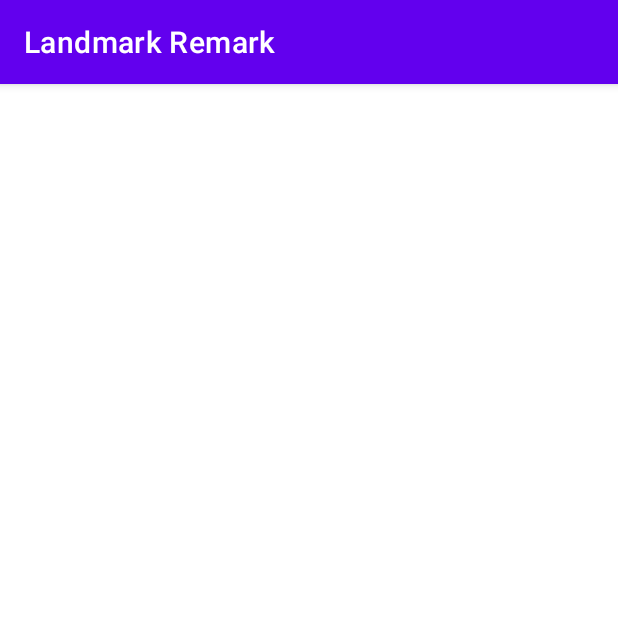
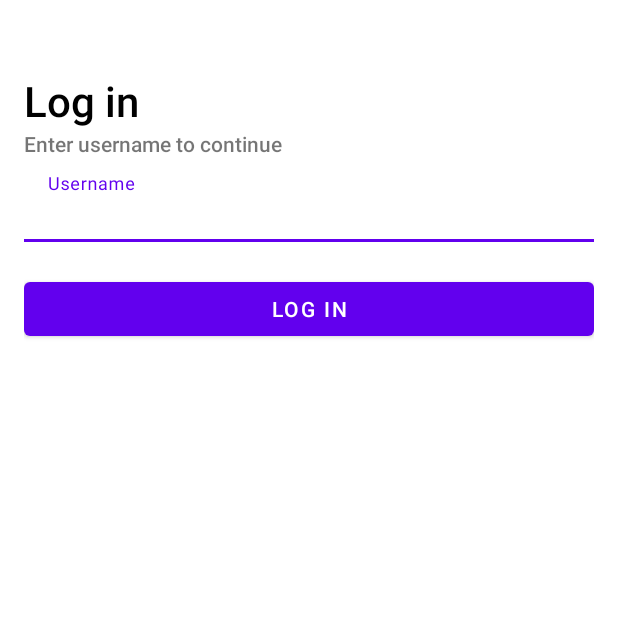
Before and after one commit to waqax94/LandmarkRemark, an Android app: the UserSetupActivity screen opened directly, with no data from a screen before it, on a phone screen of 412 x 824 dp, the top half of it. Run offline under Robolectric (Android 15) with nearby library versions, the phone set to English and light mode, and no system bars; our stand-ins replace Dagger/Hilt's generated code.

Commit message:
Splash and Usersetup screens

```diff
--- a/app/src/main/AndroidManifest.xml
+++ b/app/src/main/AndroidManifest.xml
@@ -14,7 +14,10 @@
         android:roundIcon="@mipmap/ic_launcher_round"
         android:supportsRtl="true"
         android:theme="@style/Theme.LandmarkRemark">
-        <activity android:name=".presentation.usersetup.UserSetupActivity"></activity>
+        <activity android:name=".presentation.home.HomeActivity"
+            android:theme="@style/Theme.LandmarkRemark.NoActionBar"/>
+        <activity android:name=".presentation.usersetup.UserSetupActivity"
+            android:theme="@style/Theme.LandmarkRemark.NoActionBar"/>
         <activity
             android:name=".presentation.splash.SplashActivity"
             android:theme="@style/Theme.LandmarkRemark.NoActionBar">
--- a/app/src/main/java/com/waqas/landmarkremark/presentation/usersetup/UserSetupActivity.kt
+++ b/app/src/main/java/com/waqas/landmarkremark/presentation/usersetup/UserSetupActivity.kt
@@ -1,14 +1,52 @@
 package com.waqas.landmarkremark.presentation.usersetup
 
+import android.content.Intent
 import androidx.appcompat.app.AppCompatActivity
 import android.os.Bundle
 import com.waqas.landmarkremark.R
+import com.waqas.landmarkremark.databinding.ActivityUserSetupBinding
+import com.waqas.landmarkremark.infra.util.AppConstants
+import com.waqas.landmarkremark.infra.util.SharedPrefs
+import com.waqas.landmarkremark.presentation.home.HomeActivity
 import dagger.hilt.android.AndroidEntryPoint
 
 @AndroidEntryPoint
 class UserSetupActivity : AppCompatActivity() {
+    private lateinit var binding: ActivityUserSetupBinding
+
     override fun onCreate(savedInstanceState: Bundle?) {
         super.onCreate(savedInstanceState)
-        setContentView(R.layout.activity_user_setup)
+        binding = ActivityUserSetupBinding.inflate(layoutInflater)
+        setContentView(binding.root)
+        login()
+    }
+
+    private fun login() {
+        binding.signInButton.setOnClickListener {
+            val username = binding.usernameEditText.text.toString()
+            if(validateUsername(username)){
+                setUsernameError(null)
+                val prefs = SharedPrefs(applicationContext)
+                prefs.put(AppConstants.USERNAME,username)
+                goToHomeActivity()
+            }
+        }
+    }
+
+    private fun setUsernameError(e: String?){
+        binding.usernameInput.error = e
+    }
+
+    private fun validateUsername(username: String): Boolean{
+        if(username.isEmpty()){
+            setUsernameError(getString(R.string.username_error))
+            return false
+        }
+        return true
+    }
+
+    private fun goToHomeActivity(){
+        startActivity(Intent(this, HomeActivity::class.java))
+        finish()
     }
 }
--- a/app/src/main/res/layout/activity_user_setup.xml
+++ b/app/src/main/res/layout/activity_user_setup.xml
@@ -1,9 +1,53 @@
 <?xml version="1.0" encoding="utf-8"?>
-<androidx.constraintlayout.widget.ConstraintLayout xmlns:android="http://schemas.android.com/apk/res/android"
+<RelativeLayout xmlns:android="http://schemas.android.com/apk/res/android"
     xmlns:app="http://schemas.android.com/apk/res-auto"
     xmlns:tools="http://schemas.android.com/tools"
     android:layout_width="match_parent"
     android:layout_height="match_parent"
+    android:fitsSystemWindows="true"
+    android:animateLayoutChanges="true"
     tools:context=".presentation.usersetup.UserSetupActivity">
 
-</androidx.constraintlayout.widget.ConstraintLayout>
+    <LinearLayout
+        android:layout_width="match_parent"
+        android:layout_height="wrap_content"
+        android:orientation="vertical"
+        android:layout_marginTop="@dimen/margin_large"
+        android:padding="@dimen/padding_medium">
+
+        <TextView
+            android:layout_width="match_parent"
+            android:layout_height="wrap_content"
+            android:textSize="@dimen/text_size_large"
+            android:text="@string/user_log_in"
+            android:fontFamily="sans-serif-medium"
+            android:textColor="@color/black"/>
+
+        <TextView
+            android:layout_width="match_parent"
+            android:layout_height="wrap_content"
+            android:text="@string/user_name_info"
+            android:fontFamily="sans-serif-medium"/>
+
+        <com.google.android.material.textfield.TextInputLayout
+            android:layout_width="match_parent"
+            app:errorEnabled="true"
+            android:id="@+id/username_input"
+            app:boxBackgroundColor="@android:color/transparent"
+            android:layout_height="wrap_content">
+            <com.google.android.material.textfield.TextInputEditText
+                android:layout_width="match_parent"
+                android:id="@+id/username_edit_text"
+                android:hint="@string/hint_username_edit_text"
+                android:layout_height="wrap_content"/>
+        </com.google.android.material.textfield.TextInputLayout>
+
+        <com.google.android.material.button.MaterialButton
+            android:layout_width="match_parent"
+            android:id="@+id/sign_in_button"
+            android:text="@string/button_text_login"
+            android:layout_height="wrap_content"/>
+
+    </LinearLayout>
+
+</RelativeLayout>
--- a/app/src/main/res/values/strings.xml
+++ b/app/src/main/res/values/strings.xml
@@ -21,4 +21,5 @@
     <string name="user_log_in">Log in</string>
     <string name="user_name_info">Enter username to continue</string>
     <string name="hint_username_edit_text">Username</string>
+    <string name="username_error">Username cannot be empty</string>
 </resources>
```
Also changed, not shown: app/src/main/java/com/waqas/landmarkremark/presentation/home/HomeActivity.kt (added, +18 -0 lines), app/src/main/java/com/waqas/landmarkremark/presentation/splash/SplashActivity.kt (+28 -0 lines), app/src/main/res/layout/activity_home.xml (added, +16 -0 lines).
